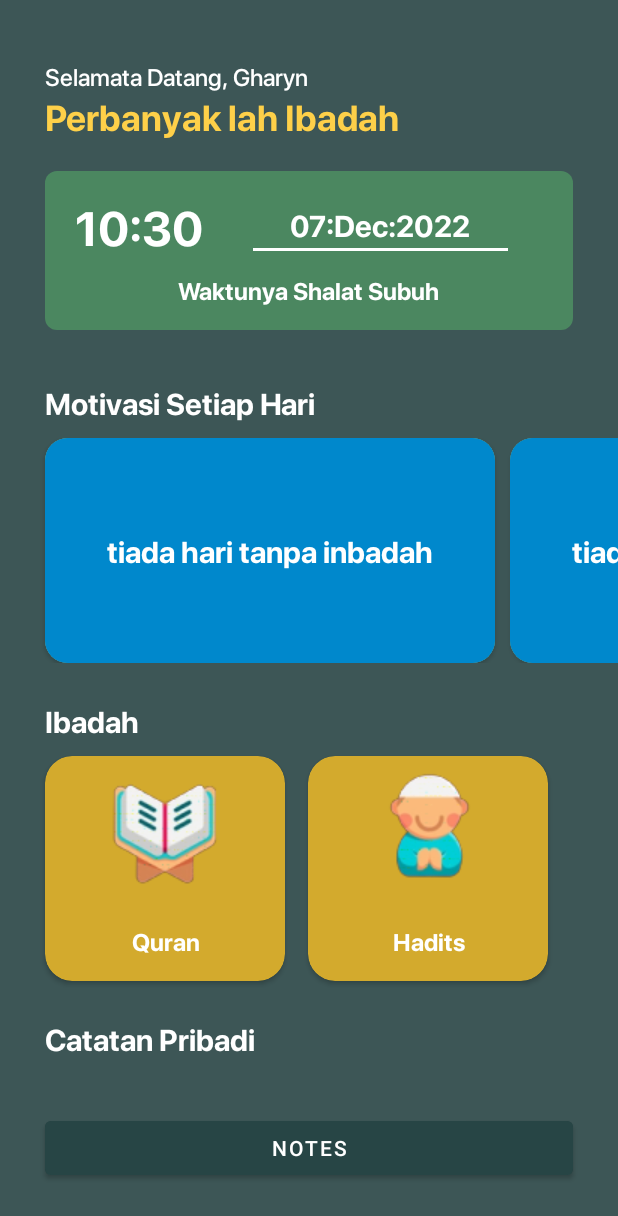
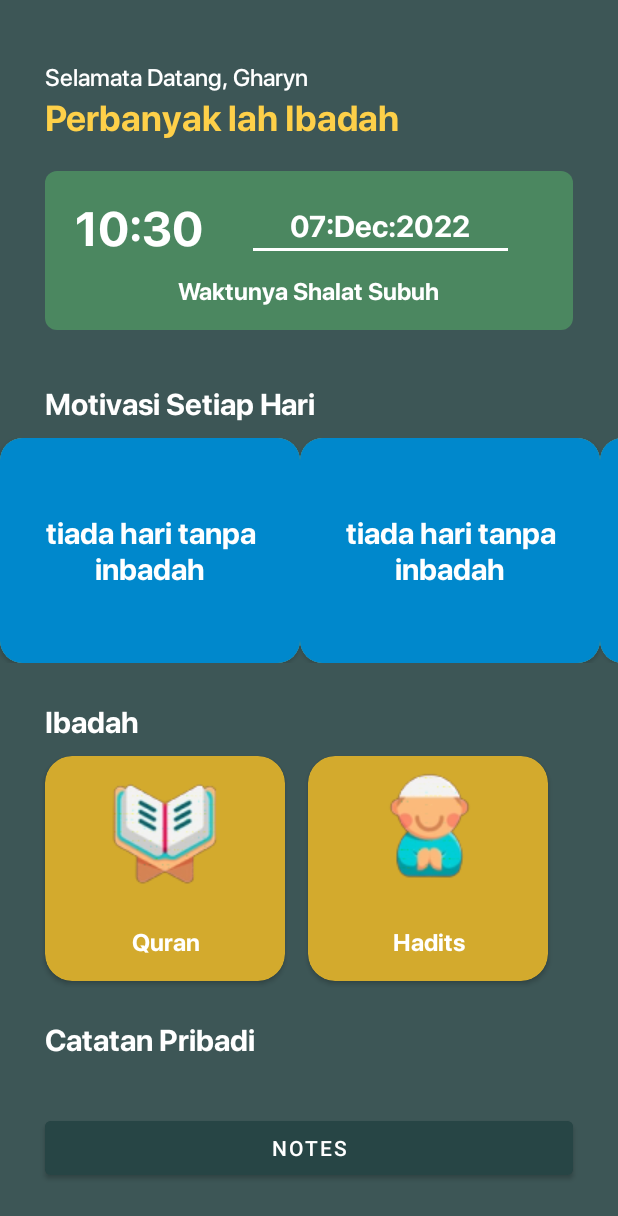
Before and after one commit to gharynsl123/MuslimeEra, an Android app: the layout activity_main.xml on its own in the app's theme, with its tools: preview values and no code run, on a phone screen of 412 x 824 dp. Shown: the top 1216 px of the screen. Run offline under Robolectric (Android 15) with nearby library versions, the light colour scheme and no system bars.

Commit message:
Setting Center Item Layout

```diff
--- a/app/src/main/java/com/appteam/muslimeera/data/network/HaditsApiService.kt
+++ b/app/src/main/java/com/appteam/muslimeera/data/network/hadits/HaditsApiService.kt
@@ -1,4 +1,4 @@
-package com.appteam.muslimeera.data.network
+package com.appteam.muslimeera.data.network.hadits
 
 import com.appteam.muslimeera.data.respone.AllBookResponse
 import io.reactivex.rxjava3.core.Flowable
--- a/app/src/main/java/com/appteam/muslimeera/ui/main/MainActivity.kt
+++ b/app/src/main/java/com/appteam/muslimeera/ui/main/MainActivity.kt
@@ -5,6 +5,7 @@ import android.os.Bundle
 import android.util.Log
 import androidx.appcompat.app.AppCompatActivity
 import androidx.lifecycle.ViewModelProvider
+import androidx.recyclerview.widget.LinearSnapHelper
 import androidx.recyclerview.widget.RecyclerView
 import com.appteam.muslimeera.databinding.ActivityMainBinding
 import com.appteam.muslimeera.ui.BacaHadits
@@ -36,6 +37,8 @@ class MainActivity : AppCompatActivity() {
                     adapter = mAdapter
                     layoutManager = mLayoutManager
                     mAdapter.setMotivation(it)
+
+                    LinearSnapHelper().attachToRecyclerView(this)
                 }
             }
             isError.observe(this@MainActivity) { showError(it) }
--- a/app/src/main/java/com/appteam/muslimeera/ui/main/MotivationAdapter.kt
+++ b/app/src/main/java/com/appteam/muslimeera/ui/main/MotivationAdapter.kt
@@ -25,8 +25,8 @@ class MotivationAdapter: RecyclerView.Adapter<MotivationAdapter.MyMotiveHolder>(
     override fun onBindViewHolder(holder: MyMotiveHolder, po: Int) {
         val data = listMotivation[po]
         holder.binding.apply {
-            tvMotivation.text = data.motavation
-            Glide.with(backgroundMotivation).load(data.imageBackground).into(backgroundMotivation)
+            tvMotivation.text = data.text
+            Glide.with(backgroundMotivation).load(data.img).into(backgroundMotivation)
         }
     }
 
--- a/app/src/main/res/layout/activity_main.xml
+++ b/app/src/main/res/layout/activity_main.xml
@@ -112,7 +112,6 @@
         android:id="@+id/rvMotivation"
         android:layout_width="match_parent"
         android:layout_height="wrap_content"
-        android:paddingStart="20dp"
         android:layout_marginTop="10dp"
         android:orientation="horizontal"
         app:layoutManager="androidx.recyclerview.widget.LinearLayoutManager"
--- a/app/src/main/res/layout/row_item_motivation.xml
+++ b/app/src/main/res/layout/row_item_motivation.xml
@@ -1,9 +1,7 @@
 <?xml version="1.0" encoding="utf-8"?>
 <androidx.cardview.widget.CardView xmlns:android="http://schemas.android.com/apk/res/android"
-    xmlns:tools="http://schemas.android.com/tools"
-    android:layout_width="300dp"
+    android:layout_width="200dp"
     xmlns:app="http://schemas.android.com/apk/res-auto"
-    android:layout_marginStart="10dp"
     app:cardCornerRadius="15dp"
     android:layout_height="150dp">
 
@@ -25,18 +23,15 @@
 
         <TextView
             android:id="@+id/tvMotivation"
-            android:layout_width="wrap_content"
-            android:layout_height="wrap_content"
+            android:layout_width="match_parent"
+            android:layout_height="match_parent"
             android:fontFamily="@font/sfpro_bold"
             android:text="tiada hari tanpa inbadah"
             android:textColor="@color/white"
             android:textSize="20sp"
             android:layout_marginHorizontal="15dp"
             android:layout_marginVertical="20dp"
-            app:layout_constraintBottom_toBottomOf="parent"
-            app:layout_constraintEnd_toEndOf="parent"
-            app:layout_constraintStart_toStartOf="parent"
-            app:layout_constraintTop_toTopOf="parent" />
+            android:gravity="center"/>
 
     </androidx.constraintlayout.widget.ConstraintLayout>
 
--- a/gradle.properties
+++ b/gradle.properties
@@ -21,6 +21,6 @@ kotlin.code.style=official
 # resources declared in the library itself and none from the library's dependencies,
 # thereby reducing the size of the R class for that library
 android.nonTransitiveRClass=true
-MotivationApi="https://638b57f081df38ab3466defa.mockapi.io/v1/"
+MotivationApi="https://638998164eccb986e894f613.mockapi.io/"
 QuranUrlApi="https://api.myquran.com/v1/"
 HaditsApi="https://api.hadith.gading.dev/"
```
Also changed, not shown: app/src/main/java/com/appteam/muslimeera/data/network/hadits/HaditsApiClient.kt (renamed from app/src/main/java/com/appteam/muslimeera/data/network/HaditsApiClient.kt, +3 -4 lines), app/src/main/java/com/appteam/muslimeera/data/respone/MotivationResponse.kt (+7 -13 lines), app/src/main/java/com/appteam/muslimeera/ui/main/CenterItemLayoutManager.kt (+3 -4 lines), app/src/main/res/layout/costume_dialog.xml (deleted, +0 -34 lines).
